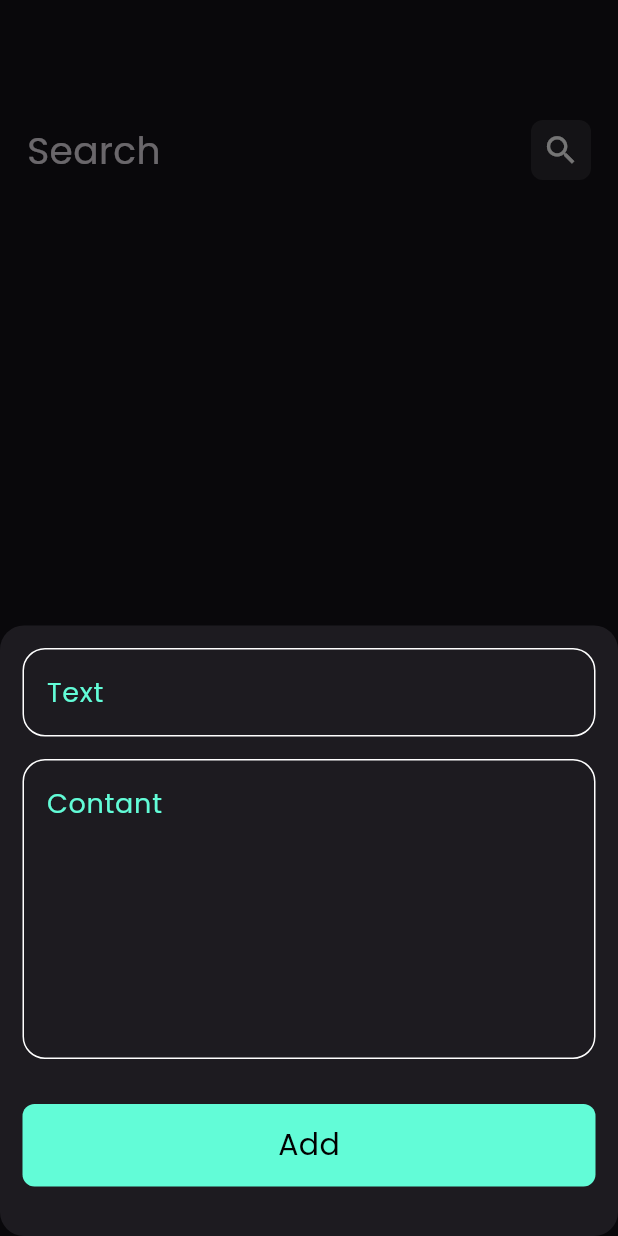
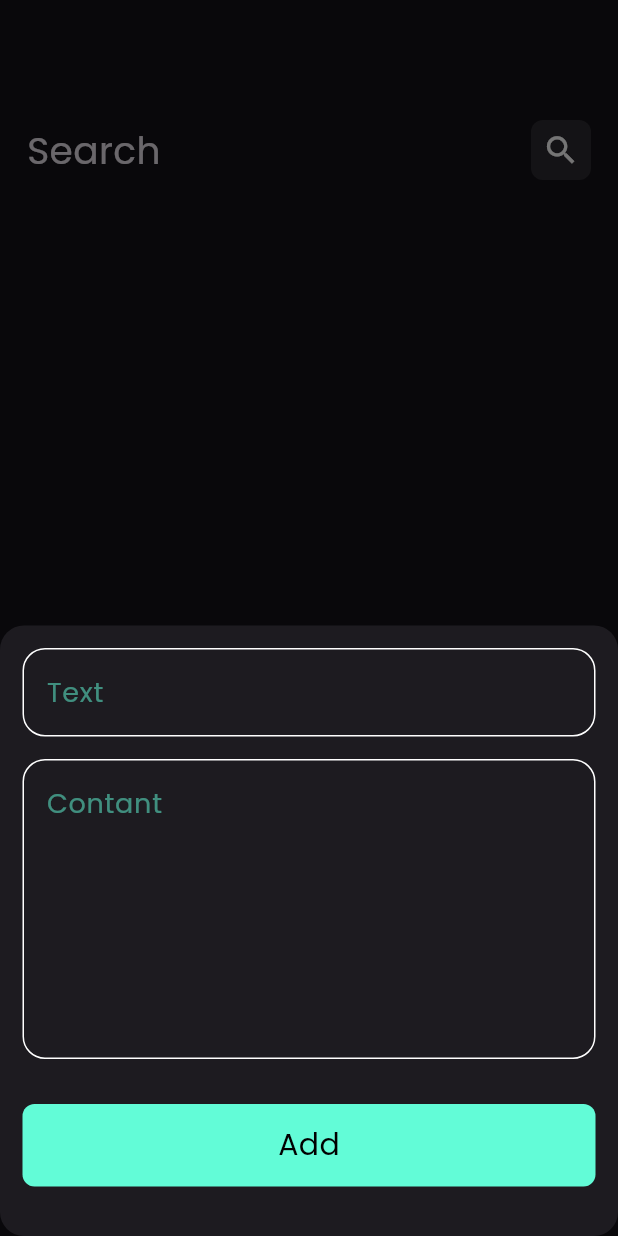
Before and after one commit to The1000y/notes_app, a Flutter app: the screen it shows after launch, after a tap on the "add" icon, on a phone screen of 412 x 824 dp. Run offline on Flutter 3.47's test engine with Material 3 defaults, Android fonts, the phone set to English and light mode, and no system bars; our stand-ins replace bloc, flutter_bloc, font_awesome_flutter, hive, hive_flutter; accounts and stored records are empty.

```diff
--- a/lib/constains.dart
+++ b/lib/constains.dart
@@ -1,4 +1,4 @@
 import 'package:flutter/material.dart';
 
-const kPrimaryColor = Color(0xff62FCD7);
+const Color kPrimaryColor = Color(0xff62FCD7);
 const kPrimaryBoxName = 'notes_box';
--- a/lib/model/note_model.dart
+++ b/lib/model/note_model.dart
@@ -5,9 +5,9 @@ part 'note_model.g.dart';
 @HiveType(typeId: 0)
 class NoteModel extends HiveObject {
   @HiveField(0)
-  final String title;
+  String title;
   @HiveField(1)
-  final String subTitle;
+  String subTitle;
   @HiveField(2)
   final String date;
   @HiveField(3)
--- a/lib/views/notes_view.dart
+++ b/lib/views/notes_view.dart
@@ -1,6 +1,5 @@
 import 'package:flutter/material.dart';
-import 'package:flutter_bloc/flutter_bloc.dart';
-import 'package:notes_app/read_notes_cubit/cubit/read_notes_cubit.dart';
+
 import 'package:notes_app/widgets/add_buttom_model_sheet.dart';
 import 'package:notes_app/widgets/notes_view_body_widget.dart';
 
--- a/lib/widgets/custom_app_bar_widget.dart
+++ b/lib/widgets/custom_app_bar_widget.dart
@@ -2,9 +2,11 @@ import 'package:flutter/material.dart';
 import 'package:notes_app/widgets/custom_search_icon.dart';
 
 class CustomAppBar extends StatelessWidget {
-  const CustomAppBar({super.key, required this.text, required this.icon});
+  const CustomAppBar(
+      {super.key, required this.text, required this.icon, this.onTap});
   final String text;
   final IconData icon;
+  final Function()? onTap;
 
   @override
   Widget build(BuildContext context) {
@@ -15,7 +17,10 @@ class CustomAppBar extends StatelessWidget {
           text,
           style: const TextStyle(fontSize: 25),
         ),
-        CustomSearchIcon(icon: icon)
+        CustomSearchIcon(
+          icon: icon,
+          onTap: onTap,
+        )
       ],
     );
   }
--- a/lib/widgets/custom_search_icon.dart
+++ b/lib/widgets/custom_search_icon.dart
@@ -1,12 +1,13 @@
 import 'package:flutter/material.dart';
 
 class CustomSearchIcon extends StatelessWidget {
-  const CustomSearchIcon({super.key, required this.icon});
+  const CustomSearchIcon({super.key, required this.icon, required this.onTap});
   final IconData icon;
+  final Function()? onTap;
   @override
   Widget build(BuildContext context) {
     return GestureDetector(
-      onTap: () {},
+      onTap: onTap,
       child: Stack(
         alignment: Alignment.center,
         children: [
--- a/lib/widgets/custom_text_filed.dart
+++ b/lib/widgets/custom_text_filed.dart
@@ -7,15 +7,18 @@ class CustomTextField extends StatelessWidget {
     required this.hintText,
     this.maxLine = 1,
     this.onsaved,
+    this.onChange,
   });
 
   final String hintText;
   final int maxLine;
   final void Function(String?)? onsaved;
+  final void Function(String)? onChange;
 
   @override
   Widget build(BuildContext context) {
     return TextFormField(
+      onChanged: onChange,
       onSaved: onsaved,
       validator: (value) {
         if (value?.isEmpty ?? true) {
@@ -33,7 +36,7 @@ class CustomTextField extends StatelessWidget {
         hintText: hintText,
         hintStyle: const TextStyle(
           fontSize: 18,
-          color: kPrimaryColor,
+          color: Color.fromARGB(131, 98, 252, 216),
         ),
       ),
     );
--- a/lib/widgets/notes_item_widget.dart
+++ b/lib/widgets/notes_item_widget.dart
@@ -18,7 +18,7 @@ class NotesItem extends StatelessWidget {
           context,
           MaterialPageRoute(
             builder: (context) {
-              return const EditNoteView();
+              return EditNoteView(note: notes);
             },
           ),
         );
```
Also changed, not shown: lib/views/edit_note_view.dart (+5 -4 lines), lib/widgets/edit_note_body.dart (+33 -10 lines).
